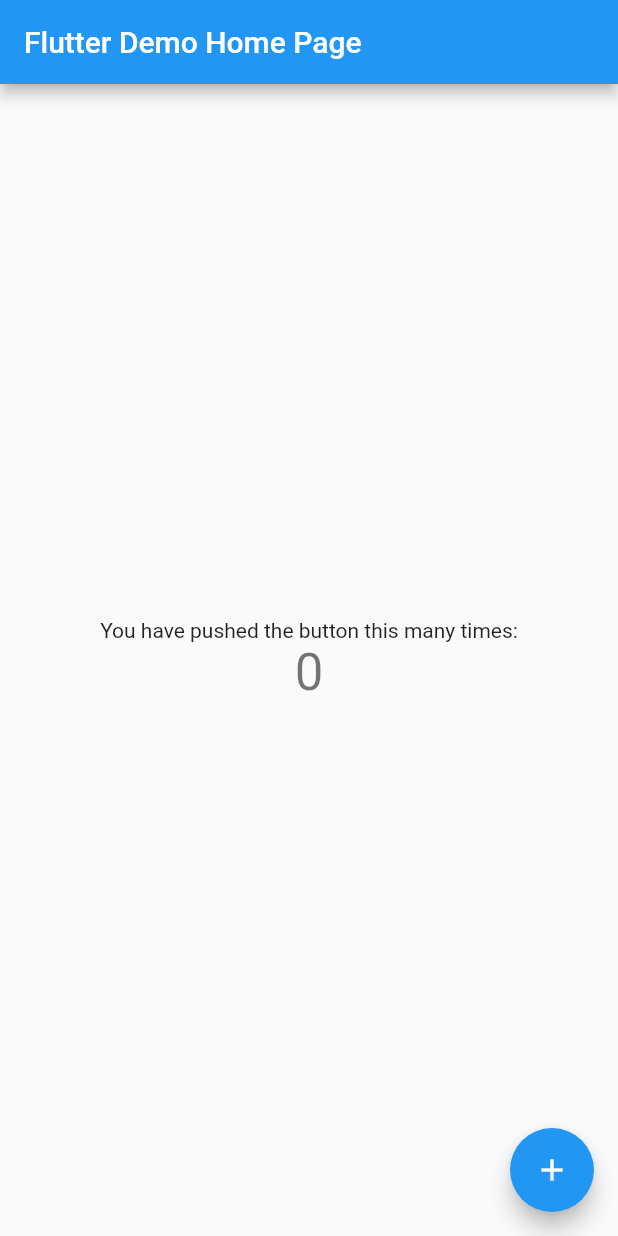
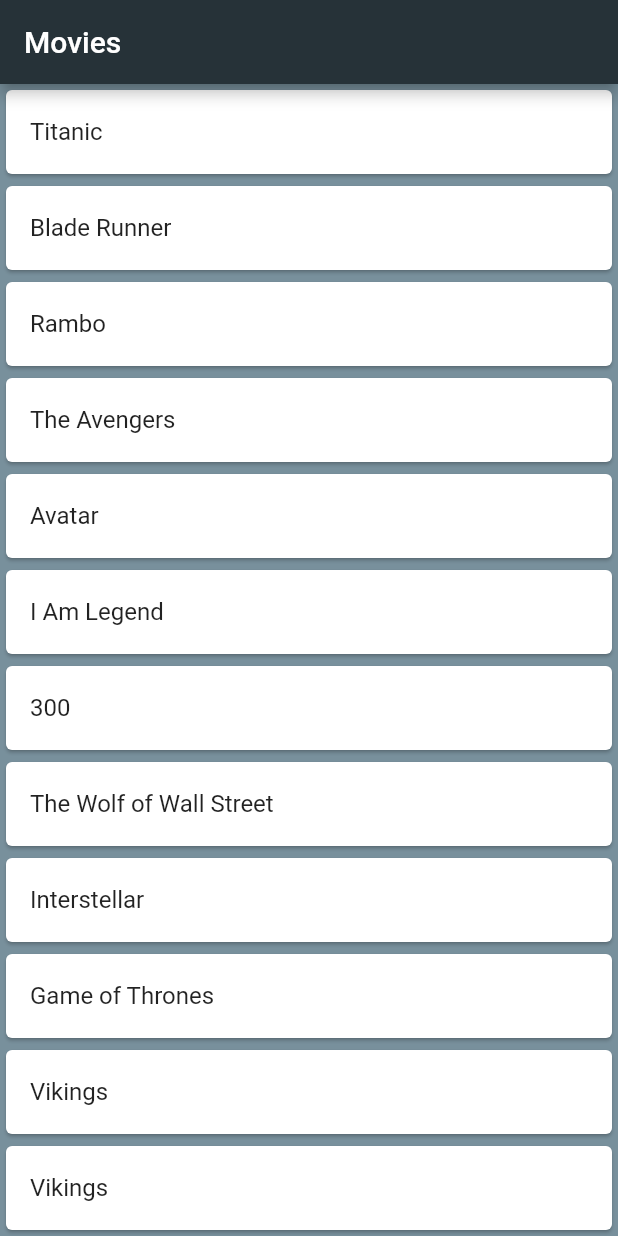
Before and after one commit to niloofaramerian/movie_app, a Flutter app: the screen it shows after launch, on a phone screen of 412 x 824 dp. Run offline on Flutter 3.47's test engine with Material 2 defaults, Android fonts, the phone set to English and light mode, and no system bars.

Commit message:
Creating a Listview of Movies

```diff
--- a/lib/main.dart
+++ b/lib/main.dart
@@ -1,113 +1,6 @@
 import 'package:flutter/material.dart';
+import 'package:movie_app/ui/home.dart';
 
-void main() {
-  runApp(MyApp());
-}
-
-class MyApp extends StatelessWidget {
-  // This widget is the root of your application.
-  @override
-  Widget build(BuildContext context) {
-    return MaterialApp(
-      title: 'Flutter Demo',
-      theme: ThemeData(
-        // This is the theme of your application.
-        //
-        // Try running your application with "flutter run". You'll see the
-        // application has a blue toolbar. Then, without quitting the app, try
-        // changing the primarySwatch below to Colors.green and then invoke
-        // "hot reload" (press "r" in the console where you ran "flutter run",
-        // or simply save your changes to "hot reload" in a Flutter IDE).
-        // Notice that the counter didn't reset back to zero; the application
-        // is not restarted.
-        primarySwatch: Colors.blue,
-      ),
-      home: MyHomePage(title: 'Flutter Demo Home Page'),
-    );
-  }
-}
-
-class MyHomePage extends StatefulWidget {
-  MyHomePage({Key? key, required this.title}) : super(key: key);
-
-  // This widget is the home page of your application. It is stateful, meaning
-  // that it has a State object (defined below) that contains fields that affect
-  // how it looks.
-
-  // This class is the configuration for the state. It holds the values (in this
-  // case the title) provided by the parent (in this case the App widget) and
-  // used by the build method of the State. Fields in a Widget subclass are
-  // always marked "final".
-
-  final String title;
-
-  @override
-  _MyHomePageState createState() => _MyHomePageState();
-}
-
-class _MyHomePageState extends State<MyHomePage> {
-  int _counter = 0;
-
-  void _incrementCounter() {
-    setState(() {
-      // This call to setState tells the Flutter framework that something has
-      // changed in this State, which causes it to rerun the build method below
-      // so that the display can reflect the updated values. If we changed
-      // _counter without calling setState(), then the build method would not be
-      // called again, and so nothing would appear to happen.
-      _counter++;
-    });
-  }
-
-  @override
-  Widget build(BuildContext context) {
-    // This method is rerun every time setState is called, for instance as done
-    // by the _incrementCounter method above.
-    //
-    // The Flutter framework has been optimized to make rerunning build methods
-    // fast, so that you can just rebuild anything that needs updating rather
-    // than having to individually change instances of widgets.
-    return Scaffold(
-      appBar: AppBar(
-        // Here we take the value from the MyHomePage object that was created by
-        // the App.build method, and use it to set our appbar title.
-        title: Text(widget.title),
-      ),
-      body: Center(
-        // Center is a layout widget. It takes a single child and positions it
-        // in the middle of the parent.
-        child: Column(
-          // Column is also a layout widget. It takes a list of children and
-          // arranges them vertically. By default, it sizes itself to fit its
-          // children horizontally, and tries to be as tall as its parent.
-          //
-          // Invoke "debug painting" (press "p" in the console, choose the
-          // "Toggle Debug Paint" action from the Flutter Inspector in Android
-          // Studio, or the "Toggle Debug Paint" command in Visual Studio Code)
-          // to see the wireframe for each widget.
-          //
-          // Column has various properties to control how it sizes itself and
-          // how it positions its children. Here we use mainAxisAlignment to
-          // center the children vertically; the main axis here is the vertical
-          // axis because Columns are vertical (the cross axis would be
-          // horizontal).
-          mainAxisAlignment: MainAxisAlignment.center,
-          children: <Widget>[
-            Text(
-              'You have pushed the button this many times:',
-            ),
-            Text(
-              '$_counter',
-              style: Theme.of(context).textTheme.headline4,
-            ),
-          ],
-        ),
-      ),
-      floatingActionButton: FloatingActionButton(
-        onPressed: _incrementCounter,
-        tooltip: 'Increment',
-        child: Icon(Icons.add),
-      ), // This trailing comma makes auto-formatting nicer for build methods.
-    );
-  }
-}
+void main() => runApp(new MaterialApp(
+  home: MovieListView(),
+));
--- a/lib/ui/home.dart
+++ b/lib/ui/home.dart
@@ -0,0 +1,43 @@
+import 'package:flutter/material.dart';
+
+// ListView allows us to create rows in a list and we can add sort of data into the listView.
+class MovieListView extends StatelessWidget {
+
+  final List movies = [
+    "Titanic",
+    "Blade Runner",
+    "Rambo",
+    "The Avengers",
+    "Avatar",
+    "I Am Legend",
+    "300",
+    "The Wolf of Wall Street",
+    "Interstellar",
+    "Game of Thrones",
+    "Vikings",
+    "Vikings",
+    "Vikings"
+  ];
+
+
+  @override
+  Widget build(BuildContext context) {
+    return Scaffold(
+      appBar: AppBar(
+        title: Text("Movies"),
+        backgroundColor: Colors.blueGrey.shade900,
+      ),
+      backgroundColor: Colors.blueGrey.shade400,
+      body: ListView.builder(
+          itemCount: movies.length,
+          itemBuilder: (BuildContext context, int index) {
+            return Card(
+              color: Colors.white,
+              child: ListTile(
+                title: Text(movies[index]),
+              ),
+            );
+          }),
+    );
+  }
+}
```
